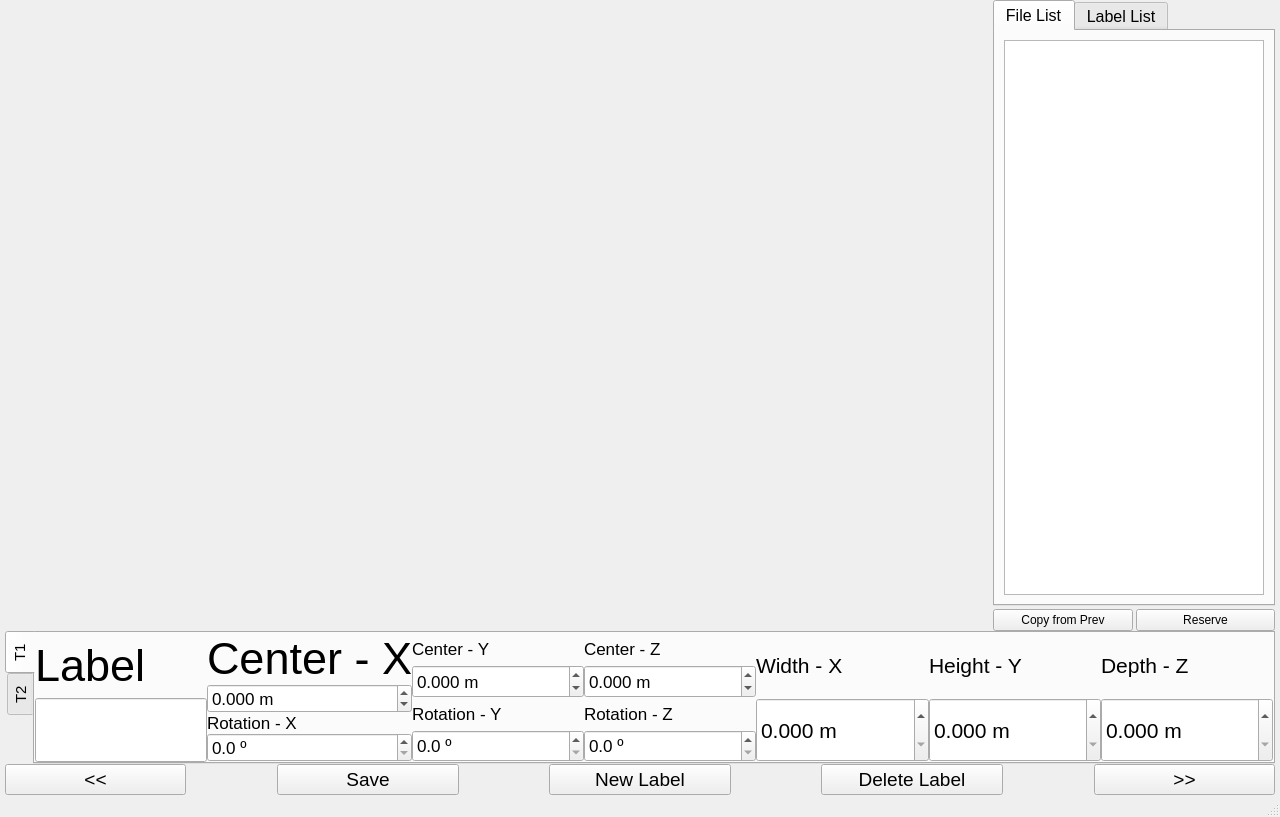
First picture: the form in pcl_labeller.ui, repository lesterlo/PointCloud-Object-Labeller, before the edit.
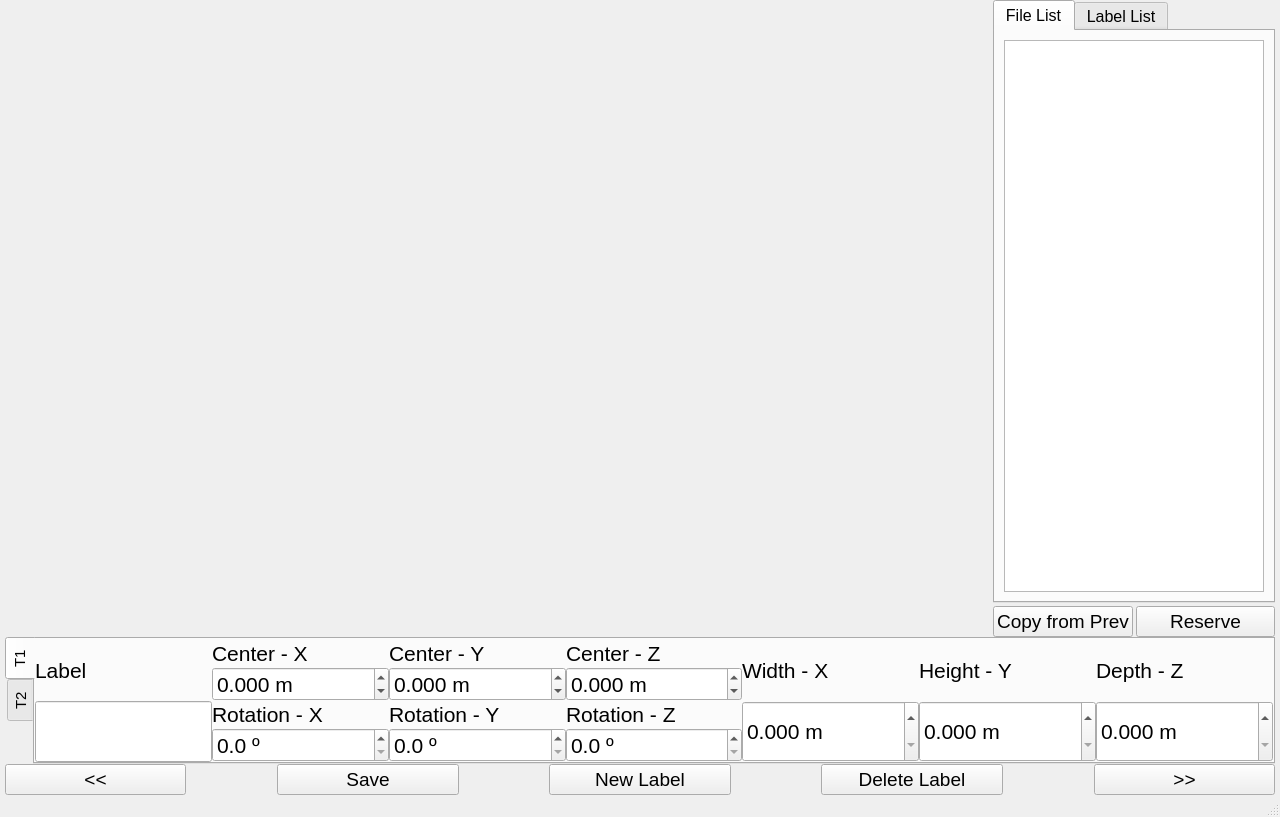
Second picture: the form after the edit. Custom widgets are drawn as their Qt base class.

Commit message: Change font size

Diff of the .ui file:
```diff
--- a/pcl_labeller.ui
+++ b/pcl_labeller.ui
@@ -120,6 +120,11 @@
            <layout class="QHBoxLayout" name="horizontalLayout_4" stretch="1,1">
             <item>
              <widget class="QPushButton" name="cfp_pb">
+              <property name="font">
+               <font>
+                <pointsize>14</pointsize>
+               </font>
+              </property>
               <property name="text">
                <string>Copy from Prev</string>
               </property>
@@ -130,6 +135,11 @@
             </item>
             <item>
              <widget class="QPushButton" name="pushButton">
+              <property name="font">
+               <font>
+                <pointsize>14</pointsize>
+               </font>
+              </property>
               <property name="text">
                <string>Reserve</string>
               </property>
@@ -236,8 +246,14 @@
             </property>
             <item>
              <layout class="QHBoxLayout" name="horizontalLayout" stretch="1,1,1,1,1,1,1">
+              <property name="spacing">
+               <number>0</number>
+              </property>
               <item>
                <layout class="QVBoxLayout" name="verticalLayout_9" stretch="1,1">
+                <property name="spacing">
+                 <number>0</number>
+                </property>
                 <item>
                  <widget class="QLabel" name="label_7">
                   <property name="sizePolicy">
@@ -248,7 +264,7 @@
                   </property>
                   <property name="font">
                    <font>
-                    <pointsize>34</pointsize>
+                    <pointsize>16</pointsize>
                     <italic>false</italic>
                    </font>
                   </property>
@@ -285,6 +301,9 @@
               </item>
               <item>
                <layout class="QVBoxLayout" name="verticalLayout_3" stretch="1,1,1,1">
+                <property name="spacing">
+                 <number>0</number>
+                </property>
                 <item>
                  <widget class="QLabel" name="centerx_le">
                   <property name="sizePolicy">
@@ -295,7 +314,7 @@
                   </property>
                   <property name="font">
                    <font>
-                    <pointsize>34</pointsize>
+                    <pointsize>16</pointsize>
                    </font>
                   </property>
                   <property name="text">
@@ -313,7 +332,7 @@
                   </property>
                   <property name="font">
                    <font>
-                    <pointsize>13</pointsize>
+                    <pointsize>16</pointsize>
                    </font>
                   </property>
                   <property name="suffix">
@@ -343,7 +362,7 @@
                   </property>
                   <property name="font">
                    <font>
-                    <pointsize>13</pointsize>
+                    <pointsize>16</pointsize>
                    </font>
                   </property>
                   <property name="text">
@@ -361,7 +380,7 @@
                   </property>
                   <property name="font">
                    <font>
-                    <pointsize>13</pointsize>
+                    <pointsize>16</pointsize>
                    </font>
                   </property>
                   <property name="suffix">
@@ -385,6 +404,9 @@
               </item>
               <item>
                <layout class="QVBoxLayout" name="verticalLayout_4" stretch="1,1,1,1">
+                <property name="spacing">
+                 <number>0</number>
+                </property>
                 <item>
                  <widget class="QLabel" name="centery_le">
                   <property name="sizePolicy">
@@ -395,7 +417,7 @@
                   </property>
                   <property name="font">
                    <font>
-                    <pointsize>13</pointsize>
+                    <pointsize>16</pointsize>
                     <italic>false</italic>
                    </font>
                   </property>
@@ -414,7 +436,7 @@
                   </property>
                   <property name="font">
                    <font>
-                    <pointsize>13</pointsize>
+                    <pointsize>16</pointsize>
                    </font>
                   </property>
                   <property name="suffix">
@@ -444,7 +466,7 @@
                   </property>
                   <property name="font">
                    <font>
-                    <pointsize>13</pointsize>
+                    <pointsize>16</pointsize>
                    </font>
                   </property>
                   <property name="text">
@@ -462,7 +484,7 @@
                   </property>
                   <property name="font">
                    <font>
-                    <pointsize>13</pointsize>
+                    <pointsize>16</pointsize>
                    </font>
                   </property>
                   <property name="suffix">
@@ -483,6 +505,9 @@
               </item>
               <item>
                <layout class="QVBoxLayout" name="verticalLayout_6" stretch="1,1,1,1">
+                <property name="spacing">
+                 <number>0</number>
+                </property>
                 <item>
                  <widget class="QLabel" name="centerz_le">
                   <property name="sizePolicy">
@@ -493,7 +518,7 @@
                   </property>
                   <property name="font">
                    <font>
-                    <pointsize>13</pointsize>
+                    <pointsize>16</pointsize>
                     <italic>false</italic>
                    </font>
                   </property>
@@ -512,7 +537,7 @@
                   </property>
                   <property name="font">
                    <font>
-                    <pointsize>13</pointsize>
+                    <pointsize>16</pointsize>
                     <italic>false</italic>
                    </font>
                   </property>
@@ -543,7 +568,7 @@
                   </property>
                   <property name="font">
                    <font>
-                    <pointsize>13</pointsize>
+                    <pointsize>16</pointsize>
                    </font>
                   </property>
                   <property name="text">
@@ -561,7 +586,7 @@
                   </property>
                   <property name="font">
                    <font>
-                    <pointsize>13</pointsize>
+                    <pointsize>16</pointsize>
                    </font>
                   </property>
                   <property name="suffix">
@@ -579,6 +604,9 @@
               </item>
               <item>
                <layout class="QVBoxLayout" name="verticalLayout_5" stretch="1,1">
+                <property name="spacing">
+                 <number>0</number>
+                </property>
                 <item>
                  <widget class="QLabel" name="widthx_le">
                   <property name="sizePolicy">
@@ -633,6 +661,9 @@
               </item>
               <item>
                <layout class="QVBoxLayout" name="verticalLayout_7" stretch="1,1">
+                <property name="spacing">
+                 <number>0</number>
+                </property>
                 <item>
                  <widget class="QLabel" name="heighty_le">
                   <property name="sizePolicy">
@@ -686,6 +717,9 @@
               </item>
               <item>
                <layout class="QVBoxLayout" name="verticalLayout_8" stretch="1,1">
+                <property name="spacing">
+                 <number>0</number>
+                </property>
                 <item>
                  <widget class="QLabel" name="depthz_le">
                   <property name="sizePolicy">
```
